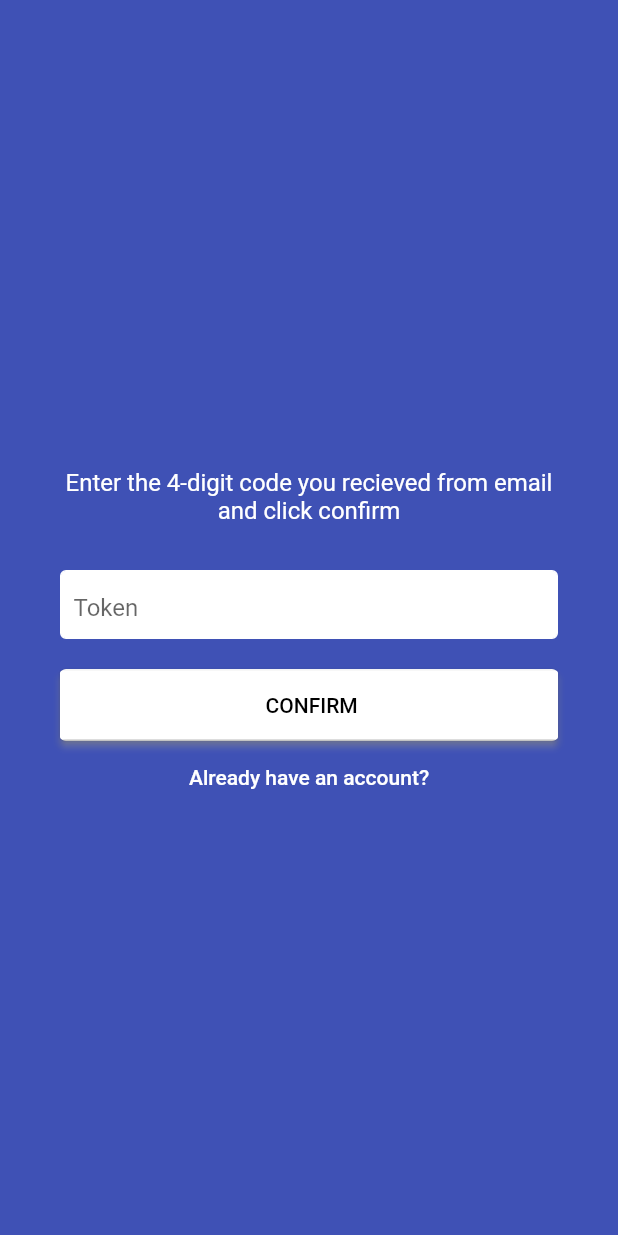
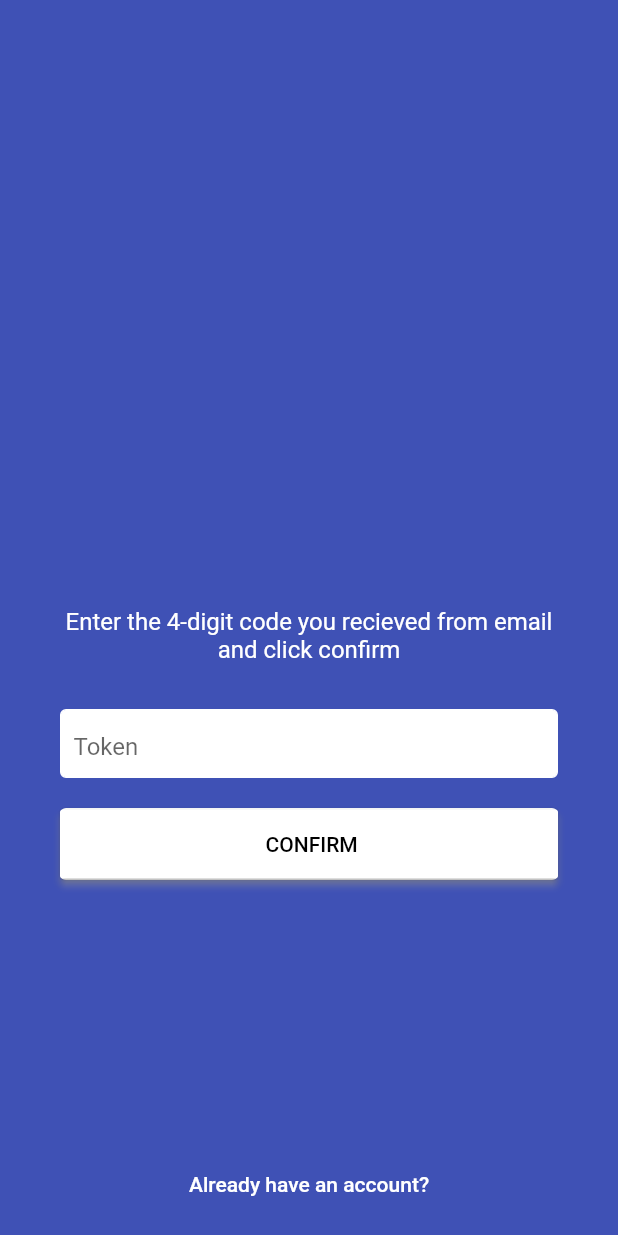
Before and after one commit to mopilo/smart-City, a Flutter app: the screen it shows after launch, after a tap on "SEND", on a phone screen of 412 x 824 dp. Run offline on Flutter 3.47's test engine with Material 2 defaults, Android fonts, the phone set to English and light mode, and no system bars.

Commit message:
expanded widget

```diff
--- a/lib/screens/auth/confirm.dart
+++ b/lib/screens/auth/confirm.dart
@@ -62,10 +62,28 @@ Widget number() => new Container(
     return Scaffold(
       backgroundColor: Colors.indigo,
       body: Center(
+        child: Container(
+          alignment: Alignment.center,
+          color: Colors.indigo,
           child: new Column(
           mainAxisAlignment: MainAxisAlignment.center,
           crossAxisAlignment: CrossAxisAlignment.center,
-
+         children: <Widget>[
+           Expanded(
+             flex: 3,
+             child: Column(
+              mainAxisAlignment: MainAxisAlignment.center,
+              crossAxisAlignment: CrossAxisAlignment.center,
+               children: <Widget>[
+                 //image here
+               ],
+             ),
+           ),
+           Expanded(
+             flex: 8,
+             child: Column(
+               mainAxisAlignment: MainAxisAlignment.center,
+               crossAxisAlignment: CrossAxisAlignment.center,
                children: <Widget>[
                 Padding(
                   padding: EdgeInsets.all(30.0),
@@ -75,11 +93,18 @@ Widget number() => new Container(
                   )
                 ),
                 number(),
-          //  email(),
                 loginButton,
-           forgotLabel
+               ],
+             ),
+           ),
+           Expanded(
+            flex: 1,
+            child: forgotLabel
+          )
          ]
         )
+        ),
+
       ),
     );
   }
--- a/lib/screens/auth/start.dart
+++ b/lib/screens/auth/start.dart
@@ -77,13 +77,30 @@ Widget number() => new Container(
     );
 
     return Scaffold(
-      backgroundColor: Colors.indigo,
       body: Center(
-        child: new Column(
+        child:  Container(
+          alignment: Alignment.center,
+          color: Colors.indigo,
+          child: Column(
             mainAxisAlignment: MainAxisAlignment.center,
             crossAxisAlignment: CrossAxisAlignment.center,
-
             children: <Widget>[
+              Expanded(
+                flex: 3,
+                child: Column(
+                  mainAxisAlignment: MainAxisAlignment.center,
+                  crossAxisAlignment: CrossAxisAlignment.center,
+                  children: <Widget>[
+                    //image here
+                  ],
+                ),
+              ),
+              Expanded(
+                flex: 8,
+                child: Column(
+                  mainAxisAlignment: MainAxisAlignment.center,
+                  crossAxisAlignment: CrossAxisAlignment.center,
+                  children:<Widget> [
                     Padding(
                       padding: EdgeInsets.all(20.0),
                       child: Text('Enter your phone number and email to recieve comfirmation code from smartcity',
@@ -94,9 +111,16 @@ Widget number() => new Container(
                     number(),
                     email(),
                     loginButton,
-           forgotLabel
                   ]
-        )
+                ),
+              ),
+              Expanded(
+                flex: 1,
+                child: forgotLabel,
+              ),
+            ],
+          ),
+        ),
       ),
     );
   }
```
Also changed, not shown: pubspec.lock, 1 other file. Lines whose indentation alone changed are shown as unchanged.
